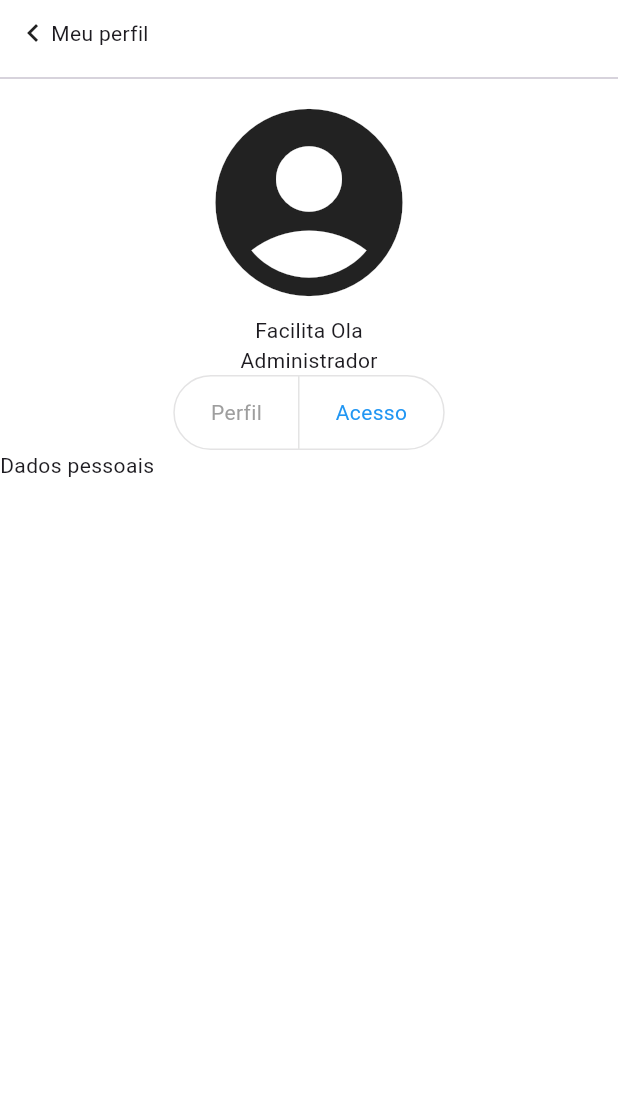
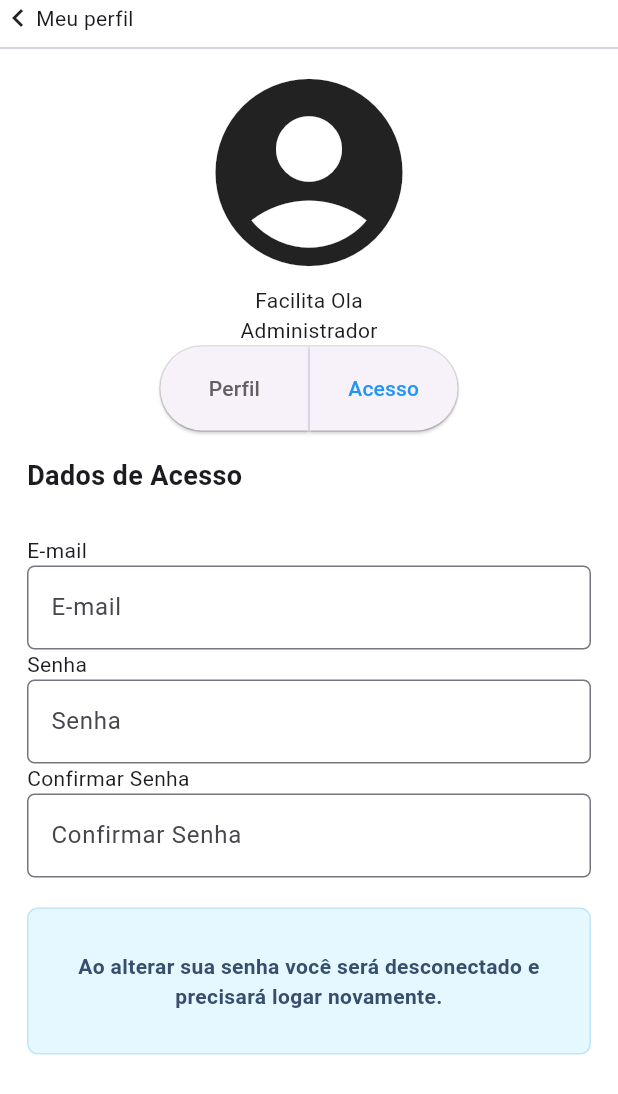
Before and after one commit to albertin998/My-Profile, a Flutter app: the screen it shows after launch, after a tap on "Acesso", on a phone screen of 412 x 824 dp. Shown: the top 1094 px of the screen. Run offline on Flutter 3.47's test engine with Material 3 defaults, Android fonts, the phone set to English and light mode, and no system bars.

Commit message:
atualização de layout

```diff
--- /dev/null
+++ b/lib/customToggleSwitch.dart
@@ -0,0 +1,88 @@
+import 'package:flutter/material.dart';
+
+class CustomToggleSwitch extends StatefulWidget {
+  final Function(int) onToggle;
+  final int SelectedIndex;
+
+  CustomToggleSwitch({
+    super.key,
+    required this.SelectedIndex,
+    required this.onToggle,
+  });
+
+  @override
+  State<CustomToggleSwitch> createState() => _CustomToggleSwitchState();
+}
+
+class _CustomToggleSwitchState extends State<CustomToggleSwitch> {
+  @override
+  Widget build(BuildContext context) {
+    return Container(
+      width: 200,
+      height: 58,
+
+      decoration: BoxDecoration(
+        borderRadius: BorderRadius.circular(40),
+        color: Colors.grey[100],
+        border: Border.all(color: Colors.grey.shade300),
+      ),
+
+      child: Row(
+        children: [
+          Expanded(
+            child: ElevatedButton(
+              onPressed: () => widget.onToggle(0),
+
+              style: ElevatedButton.styleFrom(
+                padding: EdgeInsets.zero,
+                minimumSize: Size.infinite,
+                shape: const RoundedRectangleBorder(
+                  borderRadius: BorderRadius.only(
+                    topLeft: Radius.circular(35),
+                    bottomLeft: Radius.circular(35),
+                  ),
+                ),
+              ),
+              child: Text(
+                'Perfil',
+                style: TextStyle(
+                  color: widget.SelectedIndex == 0
+                      ? Colors.blue
+                      : Colors.grey[700],
+                ),
+              ),
+            ),
+          ),
+
+          Container(
+            width: 1,
+            decoration: const BoxDecoration(color: Color(0XFFE1E1EF)),
+          ),
+
+          Expanded(
+            child: ElevatedButton(
+              onPressed: () => widget.onToggle(1),
+              style: ElevatedButton.styleFrom(
+                padding: EdgeInsets.zero,
+                minimumSize: Size.infinite,
+                shape: RoundedRectangleBorder(
+                  borderRadius: BorderRadiusGeometry.only(
+                    bottomRight: Radius.circular(35),
+                    topRight: Radius.circular(35),
+                  ),
+                ),
+              ),
+
+              child: Text(
+                'Acesso',
+                style: TextStyle(
+                  color: widget.SelectedIndex == 1 ? Colors.blue : Colors.grey,
+                ),
+              ),
+            ),
+          ),
+        ],
+      ),
+    );
+  }
+}
--- a/lib/main.dart
+++ b/lib/main.dart
@@ -1,4 +1,7 @@
 import 'package:flutter/material.dart';
+import 'package:my_profile/tela_acess.dart';
+import 'customToggleSwitch.dart';
+import 'package:flutter/cupertino.dart';
 
 void main() {
   runApp(const MyApp());
@@ -24,23 +27,44 @@ class MyHomePage extends StatefulWidget {
 }
 
 class _MyHomePageState extends State<MyHomePage> {
-  int selectedIndex = 0;
+  int _indiceSelecionado = 0;
+
+  //ntrolador para comandar a troca de páginas
+  final PageController _pageController = PageController();
+
+  @override
+  void dispose() {
+    _pageController.dispose();
+    super.dispose();
+  }
+
+  void _mudarpagina(int index) {
+    _pageController.animateToPage(
+      index,
+      duration: Duration(milliseconds: 300),
+      curve: Curves.linear,
+    );
+    setState(() {
+      _indiceSelecionado = index;
+    });
+  }
+
   @override
   Widget build(BuildContext context) {
     return Scaffold(
       body: SafeArea(
-        child: SingleChildScrollView(
+        child: NestedScrollView(
+          headerSliverBuilder: (context, innerBoxIsScrolled) {
+            return [
+              SliverToBoxAdapter(
                 child: Column(
                   // crossAxisAlignment: CrossAxisAlignment.start,
                   children: [
-              Container(
-                margin: EdgeInsets.all(10),
-                child: Row(
+                    Row(
                       children: [
                         Icon(Icons.chevron_left_outlined),
                         Text('Meu perfil'),
                       ],
-                ),
                     ),
 
                     Divider(),
@@ -50,30 +74,68 @@ class _MyHomePageState extends State<MyHomePage> {
                     Text('Facilita Ola'),
                     Text('Administrador'),
 
-              ToggleButtons(
-                isSelected: [selectedIndex == 0, selectedIndex == 1],
-                onPressed: (int index) {
-                  setState(() {
-                    selectedIndex = index;
-                  });
-                },
-                borderRadius: BorderRadius.circular(30),
-                selectedColor: Colors.blue, // Texto selecionado
-                fillColor: Colors.white, // Fundo selecionado
-                color: Colors.grey, // Texto não selecionado
-                children: const [
-                  Padding(
-                    padding: EdgeInsets.symmetric(horizontal: 24),
-                    child: Text('Perfil'),
-                  ),
-                  Padding(
-                    padding: EdgeInsets.symmetric(horizontal: 24),
-                    child: Text('Acesso'),
+                    CustomToggleSwitch(
+                      SelectedIndex: _indiceSelecionado,
+                      onToggle: (index) => _mudarpagina(index),
                     ),
                   ],
                 ),
+              ),
+            ];
+          },
+          body: PageView(
+            controller: _pageController,
 
-              Row(children: [Text('Dados pessoais')]),
+            onPageChanged: (index) {
+              setState(() {
+                _indiceSelecionado = index;
+              });
+            },
+            children: [
+              Builder(
+                builder: (context) {
+                  return CustomScrollView(
+                    key: const PageStorageKey('aba_perfil'),
+                    slivers: [
+                      SliverPadding(
+                        padding: const EdgeInsets.all(20),
+                        sliver: SliverList(
+                          delegate: SliverChildListDelegate([
+                            const Text(
+                              "Dados Pessoais",
+                              style: TextStyle(
+                                fontSize: 18,
+                                fontWeight: FontWeight.bold,
+                              ),
+                            ),
+                            const SizedBox(height: 20),
+                            _buildCampoTexto("Nome"),
+                            _buildCampoTexto("CPF"),
+                            _buildCampoTexto("Endereço"),
+                            _buildCampoTexto("Cidade"),
+                            _buildCampoTexto("Telefone"),
+                            const Text(
+                              "Dados Pessoais",
+                              style: TextStyle(
+                                fontSize: 18,
+                                fontWeight: FontWeight.bold,
+                              ),
+                            ),
+                            const SizedBox(height: 20),
+                            _buildCampoTexto("Nome"),
+                            _buildCampoTexto("CPF"),
+                            _buildCampoTexto("Endereço"),
+                            _buildCampoTexto("Cidade"),
+                            _buildCampoTexto("Telefone"),
+                          ]),
+                        ),
+                      ),
+                    ],
+                  );
+                },
+              ),
+
+              TelaAcess(),
             ],
           ),
         ),
@@ -81,3 +143,24 @@ class _MyHomePageState extends State<MyHomePage> {
     );
   }
 }
+
+Widget _buildCampoTexto(String label) {
+  return Padding(
+    padding: const EdgeInsets.only(bottom: 15.0),
+
+    child: Column(
+      crossAxisAlignment: CrossAxisAlignment.start,
+      children: [
+        Text(label, style: TextStyle()),
+        TextField(
+          decoration: InputDecoration(
+            hintText: label,
+            labelText: label,
+
+            border: OutlineInputBorder(borderRadius: BorderRadius.circular(5)),
+          ),
+        ),
+      ],
+    ),
+  );
+}
--- /dev/null
+++ b/lib/tela_acess.dart
@@ -0,0 +1,86 @@
+import 'package:flutter/material.dart';
+
+class TelaAcess extends StatelessWidget {
+  const TelaAcess({super.key});
+
+  @override
+  Widget build(BuildContext context) {
+    return CustomScrollView(
+      key: PageStorageKey('aba_acesso'),
+      slivers: [
+        SliverPadding(
+          padding: EdgeInsets.all(10),
+          sliver: SliverList(
+            delegate: SliverChildListDelegate([
+              Padding(
+                padding: const EdgeInsets.all(8.0),
+                child: Column(
+                  crossAxisAlignment: CrossAxisAlignment.start,
+                  children: [
+                    Text(
+                      'Dados de Acesso',
+                      style: TextStyle(
+                        fontWeight: FontWeight.w600,
+                        height: 0,
+                        fontSize: 18,
+                      ),
+                    ),
+
+                    SizedBox(height: 30),
+
+                    _buildcampoTexto('E-mail'),
+                    _buildcampoTexto('Senha'),
+                    _buildcampoTexto('Confirmar Senha'),
+                    Container(
+                      margin: const EdgeInsets.only(top: 20),
+                      padding: const EdgeInsets.symmetric(
+                        vertical: 28,
+                        horizontal: 10,
+                      ),
+                      decoration: BoxDecoration(
+                        color: const Color(0XFFE5F7FF),
+                        border: Border.all(
+                          width: 1,
+                          color: const Color(0XFFC0E6F8),
+                        ),
+                        borderRadius: const BorderRadius.all(
+                          Radius.circular(7),
+                        ),
+                      ),
+                      child: Center(
+                        child: Text(
+                          'Ao alterar sua senha você será desconectado e precisará logar novamente.',
+                          textAlign: TextAlign.center,
+                          style: TextStyle(
+                            color: Color.fromARGB(255, 55, 78, 108),
+                            fontWeight: FontWeight.w600,
+                          ),
+                        ),
+                      ),
+                    ),
+                  ],
+                ),
+              ),
+            ]),
+          ),
+        ),
+      ],
+    );
+  }
+
+  Widget _buildcampoTexto(String label) {
+    return Column(
+      crossAxisAlignment: CrossAxisAlignment.start,
+      children: [
+        Text(label),
+        TextField(
+          decoration: InputDecoration(
+            hintText: label,
+            //labelText: label,
+            border: OutlineInputBorder(borderRadius: BorderRadius.circular(5)),
+          ),
+        ),
+      ],
+    );
+  }
+}
```
Lines whose indentation alone changed are shown as unchanged.
